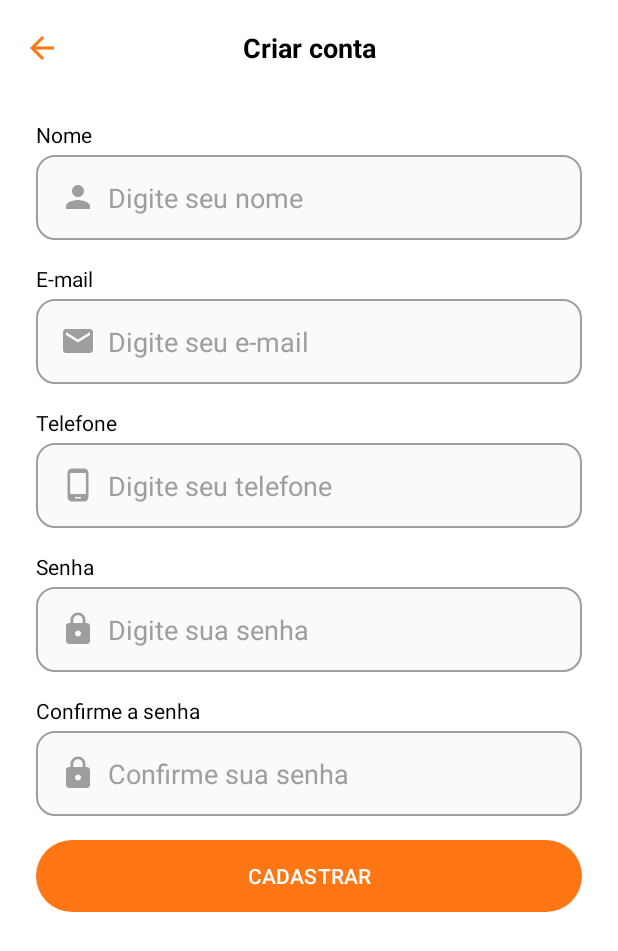
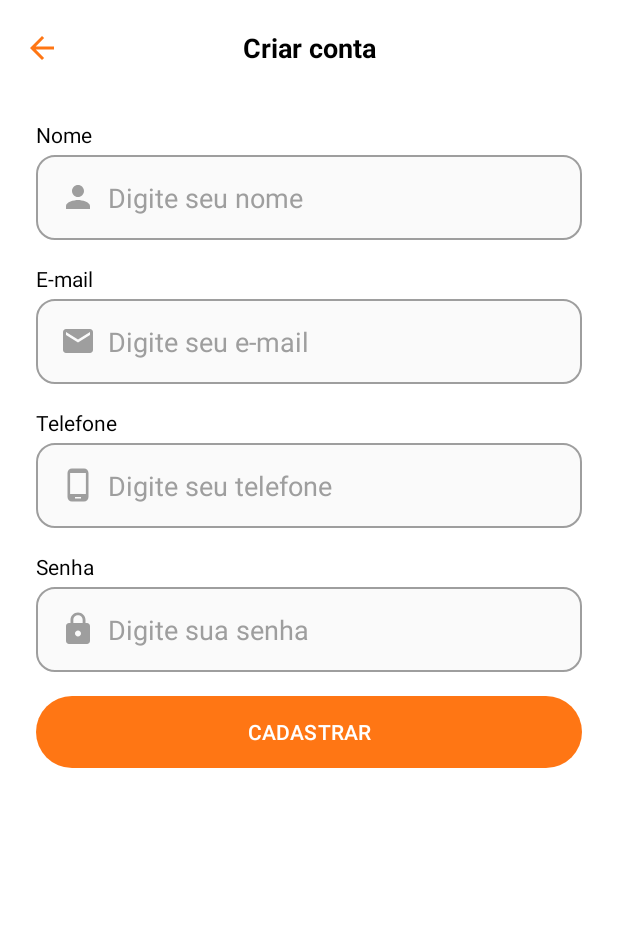
Before and after one commit to gabrielllsp/Bank-App, an Android app: the RegisterFragment screen opened through its navigation route, on a phone screen of 412 x 824 dp. Shown: the top 951 px of the screen. Run offline under Robolectric (Android 15) with nearby library versions, the phone set to English and light mode, and no system bars; our stand-ins replace Dagger/Hilt's generated code.

Commit message:
Making Adjustments to the Authentication Flow.

```diff
--- a/app/src/main/res/layout/activity_main.xml
+++ b/app/src/main/res/layout/activity_main.xml
@@ -14,7 +14,7 @@
         android:layout_width="match_parent"
         android:layout_height="match_parent"
         app:defaultNavHost="true"
-        app:navGraph="@navigation/nav_auth"/>
+        app:navGraph="@navigation/nav_main"/>
 
 
 
--- a/app/src/main/res/layout/fragment_register.xml
+++ b/app/src/main/res/layout/fragment_register.xml
@@ -150,7 +150,7 @@
                 android:layout_height="wrap_content"
                 android:importantForAutofill="no"
                 android:layout_marginTop="4dp"
-                android:inputType="numberPassword"
+                android:inputType="textPassword"
                 android:drawableStart="@drawable/ic_password"
                 android:hint="@string/text_edit_hint_password_register_fragment"
                 android:drawablePadding="8dp"
@@ -160,34 +160,6 @@
                 app:layout_constraintTop_toBottomOf="@+id/textView"
                 tools:ignore="LabelFor" />
 
-
-            <TextView
-                android:id="@+id/text_confirm_password"
-                android:layout_width="match_parent"
-                android:layout_height="wrap_content"
-                android:layout_marginTop="16dp"
-                android:text="@string/text_confirm_password_register_fragment"
-                android:textColor="@color/black"
-                app:layout_constraintEnd_toEndOf="parent"
-                app:layout_constraintStart_toStartOf="parent"
-                app:layout_constraintTop_toBottomOf="@+id/textView" />
-
-            <EditText
-                android:id="@+id/edt_confirm"
-                style="@style/ThemeEditText"
-                android:layout_width="match_parent"
-                android:layout_height="wrap_content"
-                android:importantForAutofill="no"
-                android:layout_marginTop="4dp"
-                android:inputType="numberPassword"
-                android:drawableStart="@drawable/ic_password"
-                android:hint="@string/text_edit_hint_confirm_password_register_fragment"
-                android:drawablePadding="8dp"
-                app:layout_constraintEnd_toStartOf="parent"
-                app:layout_constraintHorizontal_bias="0.5"
-                app:layout_constraintStart_toEndOf="parent"
-                app:layout_constraintTop_toBottomOf="@+id/textView"
-                tools:ignore="LabelFor" />
 
             <com.google.android.material.button.MaterialButton
                 android:id="@+id/btnRegister"
--- a/app/src/main/res/navigation/nav_auth.xml
+++ /dev/null
@@ -1,30 +0,0 @@
-<?xml version="1.0" encoding="utf-8"?>
-<navigation xmlns:android="http://schemas.android.com/apk/res/android"
-    xmlns:app="http://schemas.android.com/apk/res-auto"
-    xmlns:tools="http://schemas.android.com/tools"
-    android:id="@+id/nav_auth"
-    app:startDestination="@id/loginFragment">
-
-    <fragment
-        android:id="@+id/loginFragment"
-        android:name="com.gabriel.bankapp.presenter.auth.login.LoginFragment"
-        android:label="fragment_login"
-        tools:layout="@layout/fragment_login" >
-        <action
-            android:id="@+id/action_loginFragment_to_recoverFragment"
-            app:destination="@id/recoverFragment" />
-        <action
-            android:id="@+id/action_loginFragment_to_registerFragment"
-            app:destination="@id/registerFragment" />
-    </fragment>
-    <fragment
-        android:id="@+id/recoverFragment"
-        android:name="com.gabriel.bankapp.presenter.auth.recover.RecoverFragment"
-        android:label="fragment_recover"
-        tools:layout="@layout/fragment_recover" />
-    <fragment
-        android:id="@+id/registerFragment"
-        android:name="com.gabriel.bankapp.presenter.auth.register.RegisterFragment"
-        android:label="fragment_register"
-        tools:layout="@layout/fragment_register" />
-</navigation>
--- /dev/null
+++ b/app/src/main/res/navigation/nav_main.xml
@@ -0,0 +1,57 @@
+<?xml version="1.0" encoding="utf-8"?>
+<navigation xmlns:android="http://schemas.android.com/apk/res/android"
+    xmlns:app="http://schemas.android.com/apk/res-auto"
+    xmlns:tools="http://schemas.android.com/tools"
+    android:id="@+id/nav_auth"
+    app:startDestination="@id/splashFragment">
+
+    <fragment
+        android:id="@+id/splashFragment"
+        android:name="com.gabriel.bankapp.presenter.splash.SplashFragment"
+        android:label="fragment_splash"
+        tools:layout="@layout/fragment_splash" >
+        <action
+            android:id="@+id/action_splashFragment_to_navigation"
+            app:destination="@id/authentication" />
+        <action
+            android:id="@+id/action_splashFragment_to_homeFragment"
+            app:destination="@id/homeFragment"
+            app:popUpTo="@id/splashFragment"
+            app:popUpToInclusive="true"/>
+    </fragment>
+    <navigation android:id="@+id/authentication"
+        app:startDestination="@id/loginFragment">
+        <fragment
+            android:id="@+id/loginFragment"
+            android:name="com.gabriel.bankapp.presenter.auth.login.LoginFragment"
+            android:label="fragment_login"
+            tools:layout="@layout/fragment_login">
+            <action
+                android:id="@+id/action_loginFragment_to_recoverFragment"
+                app:destination="@id/recoverFragment" />
+            <action
+                android:id="@+id/action_loginFragment_to_registerFragment"
+                app:destination="@id/registerFragment" />
+        </fragment>
+        <fragment
+            android:id="@+id/recoverFragment"
+            android:name="com.gabriel.bankapp.presenter.auth.recover.RecoverFragment"
+            android:label="fragment_recover"
+            tools:layout="@layout/fragment_recover" />
+        <fragment
+            android:id="@+id/registerFragment"
+            android:name="com.gabriel.bankapp.presenter.auth.register.RegisterFragment"
+            android:label="fragment_register"
+            tools:layout="@layout/fragment_register" />
+        <action
+            android:id="@+id/action_global_homeFragment"
+            app:destination="@id/homeFragment"
+            app:popUpTo="@id/loginFragment"
+            app:popUpToInclusive="true"/>
+    </navigation>
+    <fragment
+        android:id="@+id/homeFragment"
+        android:name="com.gabriel.bankapp.presenter.home.HomeFragment"
+        android:label="fragment_home"
+        tools:layout="@layout/fragment_home" />
+</navigation>
--- a/app/src/main/res/values/strings.xml
+++ b/app/src/main/res/values/strings.xml
@@ -18,14 +18,14 @@
     <string name="text_password_empty_login_fragment">Digite sua senha</string>
     <string name="text_button_sign_up_register_fragment">Inscrever-se</string>
 
-<!--    Recover Fragment-->
+    <!--    Recover Fragment-->
     <string name="title_recover_fragment">Digite seu e-mail que te enviaremos um\n link para você alterar sua senha.</string>
     <string name="text_hint_edit_email_recover_fragment">Email</string>
     <string name="text_button_recover_fragment">Recuperar conta</string>
     <string name="text_email_empty_recover_fragment">Digite um e-mail válido</string>
     <string name="text_send_email_sucess_recover_fragment">Email enviado com sucesso</string>
 
-<!--    Register Fragment-->
+    <!--    Register Fragment-->
     <string name="title_register_fragment">Criar conta</string>
     <string name="text_name_register_fragment">Nome</string>
     <string name="text_edit_hint_name_register_fragment">Digite seu nome</string>
```
Also changed, not shown: app/src/main/java/com/gabriel/bankapp/presenter/auth/register/RegisterFragment.kt (+41 -5 lines), app/src/main/java/com/gabriel/bankapp/presenter/home/HomeFragment.kt (added, +30 -0 lines), app/src/main/res/layout/fragment_home.xml (added, +10 -0 lines).
